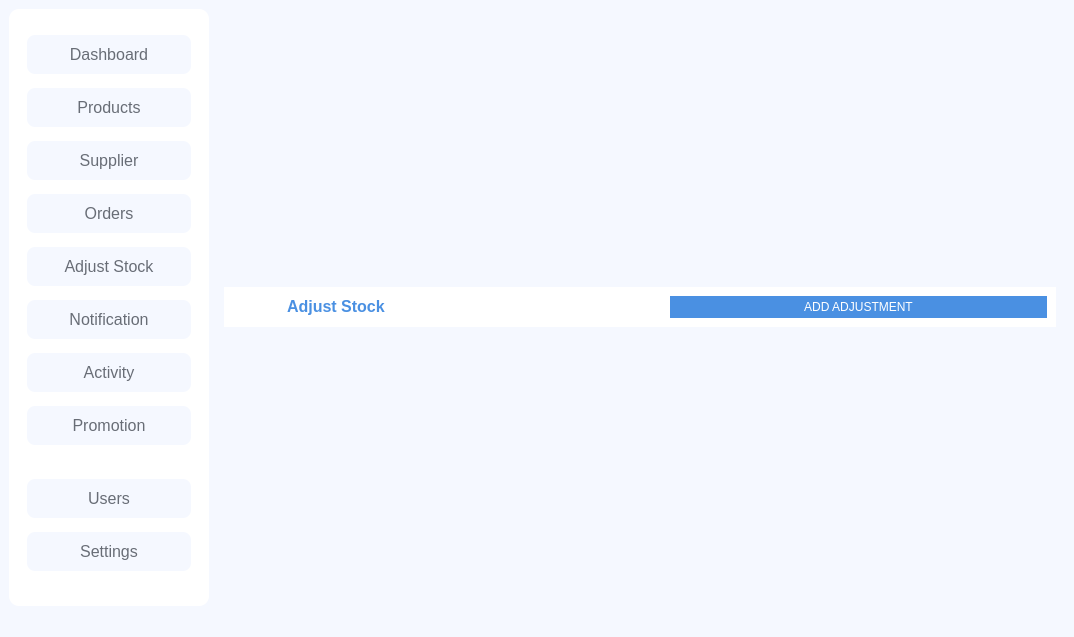
Qt form dashboard.ui (arshc0der/Inventory-Management-System) before a commit.
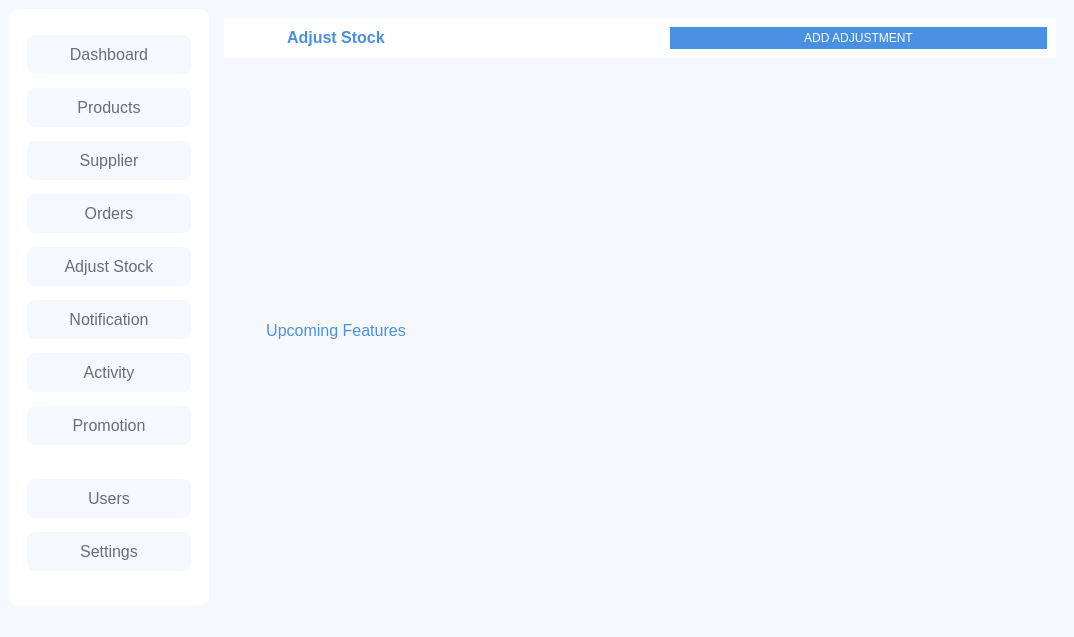
The same form after that commit. The open tabs and pages were chosen to show the change. Icons and pictures are not drawn.

```diff
--- a/dashboard.ui
+++ b/dashboard.ui
@@ -6665,7 +6665,52 @@
              </widget>
             </item>
             <item>
-             <layout class="QHBoxLayout" name="horizontalLayout_76"/>
+             <layout class="QHBoxLayout" name="horizontalLayout_76">
+              <item>
+               <widget class="QLabel" name="label_97">
+                <property name="font">
+                 <font>
+                  <pointsize>12</pointsize>
+                  <bold>false</bold>
+                 </font>
+                </property>
+                <property name="styleSheet">
+                 <string notr="true">color: rgb(74, 144, 226);</string>
+                </property>
+                <property name="text">
+                 <string>Upcoming Features</string>
+                </property>
+                <property name="alignment">
+                 <set>Qt::AlignmentFlag::AlignCenter</set>
+                </property>
+               </widget>
+              </item>
+              <item>
+               <widget class="QLabel" name="label_47">
+                <property name="sizePolicy">
+                 <sizepolicy hsizetype="Minimum" vsizetype="Minimum">
+                  <horstretch>0</horstretch>
+                  <verstretch>0</verstretch>
+                 </sizepolicy>
+                </property>
+                <property name="minimumSize">
+                 <size>
+                  <width>602</width>
+                  <height>480</height>
+                 </size>
+                </property>
+                <property name="text">
+                 <string/>
+                </property>
+                <property name="pixmap">
+                 <pixmap resource="resources.qrc">:/resources/vectors/revenue.svg</pixmap>
+                </property>
+                <property name="scaledContents">
+                 <bool>false</bool>
+                </property>
+               </widget>
+              </item>
+             </layout>
             </item>
            </layout>
           </item>
```
Left out of the diff: 2 changed lines with no effect on the pictures.
